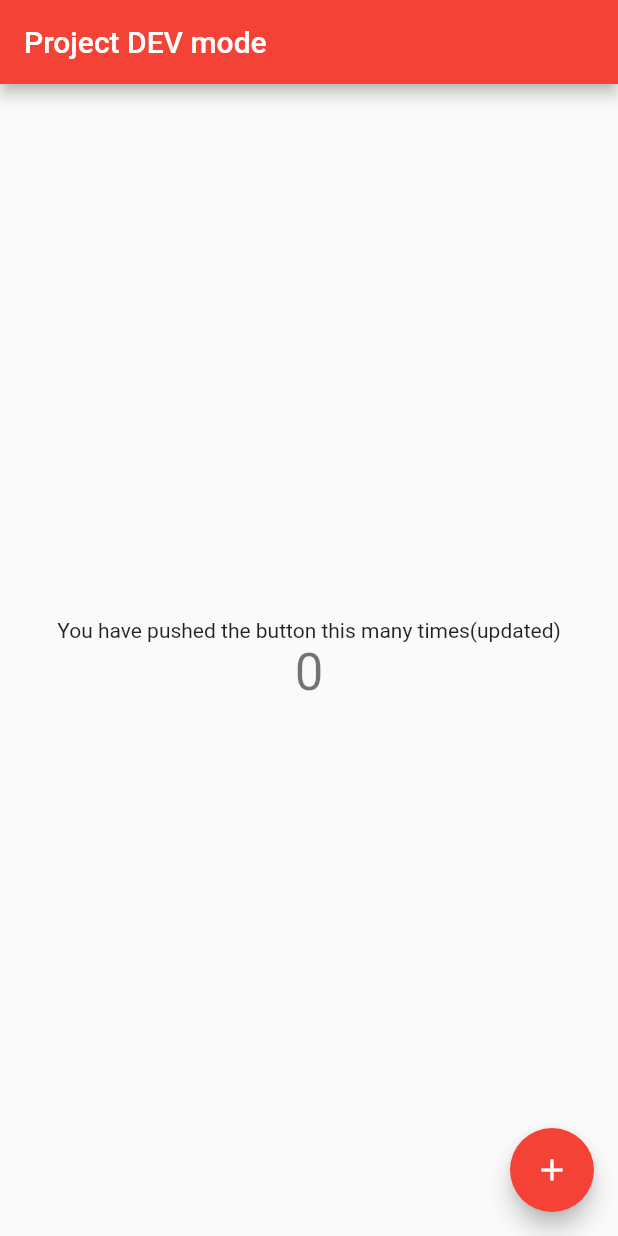
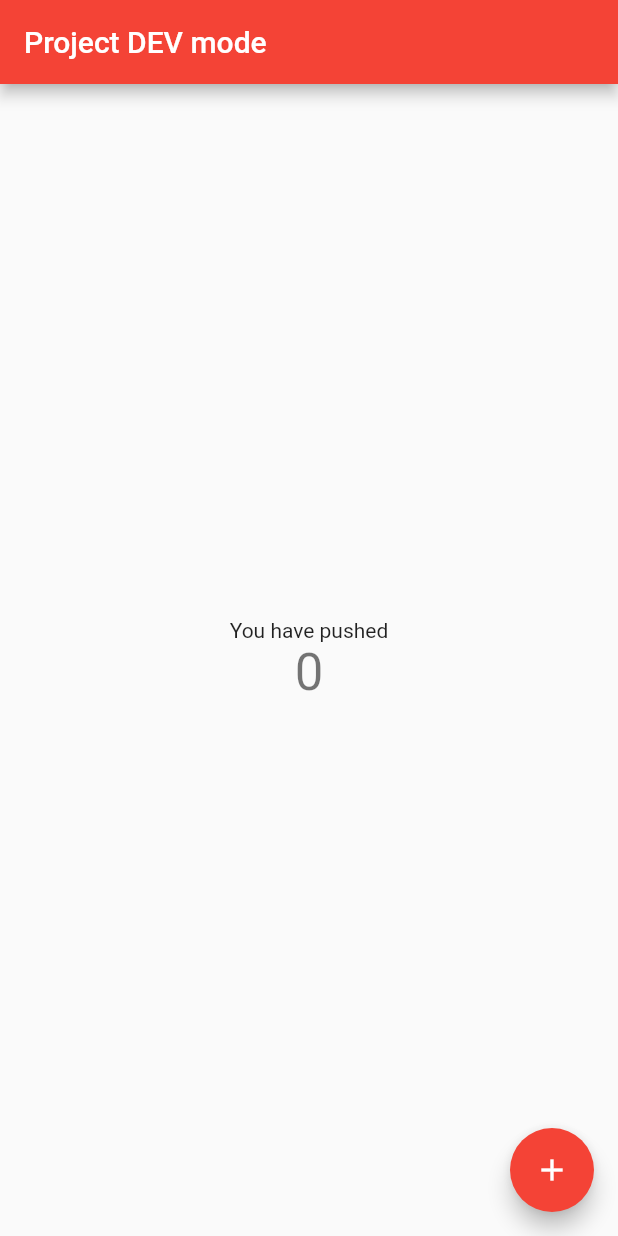
Before and after one commit to williamnkosi/codemagicpoc, a Flutter app: the screen it shows after launch, on a phone screen of 412 x 824 dp. Run offline on Flutter 3.47's test engine with Material 2 defaults, Android fonts, the phone set to English and light mode, and no system bars; our stand-ins replace get_it.

```diff
--- a/codemagicpoc/lib/main.dart
+++ b/codemagicpoc/lib/main.dart
@@ -88,7 +88,7 @@ class _MyHomePageState extends State<MyHomePage> {
           mainAxisAlignment: MainAxisAlignment.center,
           children: <Widget>[
             Text(
-              'You have pushed the button this many times(updated)',
+              'You have pushed',
             ),
             Text(
               '$_counter',
--- a/codemagicpoc/pubspec.yaml
+++ b/codemagicpoc/pubspec.yaml
@@ -15,7 +15,7 @@ publish_to: 'none' # Remove this line if you wish to publish to pub.dev
 # In iOS, build-name is used as CFBundleShortVersionString while build-number used as CFBundleVersion.
 # Read more about iOS versioning at
 # https://developer.apple.com/library/archive/documentation/General/Reference/InfoPlistKeyReference/Articles/CoreFoundationKeys.html
-version: 1.0.0+9
+version: 1.0.0+10
 
 environment:
   sdk: ">=2.7.0 <3.0.0"
--- a/codemagicpoc/release_notes.txt
+++ b/codemagicpoc/release_notes.txt
@@ -1,2 +1,3 @@
-changed versioning to 9
+changed versioning to 10
 this is the new release
+this the firday demo
```
